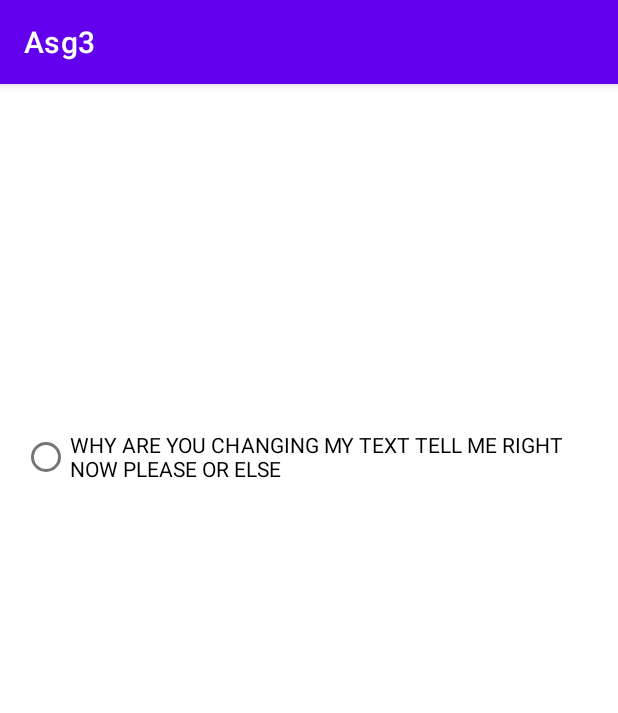
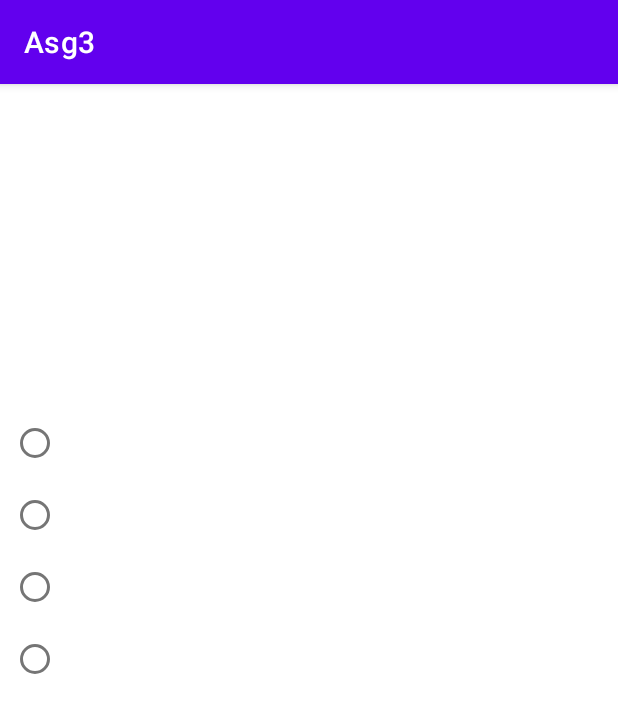
Before and after one commit to MoazShamsi/Asg3, an Android app: the quiz screen opened directly, with no data from a screen before it, on a phone screen of 412 x 824 dp. Shown: the top 713 px of the screen. Run offline under Robolectric (Android 15) with nearby library versions, the phone set to English and light mode, and no system bars.

Commit message:
designing quiz

```diff
--- a/app/src/main/java/com/example/asg3/quiz.java
+++ b/app/src/main/java/com/example/asg3/quiz.java
@@ -7,12 +7,12 @@ import android.widget.RadioButton;
 
 public class quiz extends AppCompatActivity {
 
-    RadioButton rd;
+    //RadioButton rd;
     @Override
     protected void onCreate(Bundle savedInstanceState) {
         super.onCreate(savedInstanceState);
         setContentView(R.layout.activity_quiz);
-        rd=(RadioButton) findViewById(R.id.radioButton2);
-        rd.setText("WHY ARE YOU CHANGING MY TEXT TELL ME RIGHT NOW PLEASE OR ELSE");
+        //rd=(RadioButton) findViewById(R.id.radioButton2);
+        //rd.setText("WHY ARE YOU CHANGING MY TEXT TELL ME RIGHT NOW PLEASE OR ELSE");
     }
 }
--- a/app/src/main/res/layout/activity_quiz.xml
+++ b/app/src/main/res/layout/activity_quiz.xml
@@ -7,8 +7,9 @@
     tools:context=".quiz">
 
     <RadioGroup
-        android:layout_width="381dp"
-        android:layout_height="450dp"
+        android:id="@+id/radioGroup"
+        android:layout_width="395dp"
+        android:layout_height="459dp"
         android:layout_marginStart="14dp"
         android:layout_marginEnd="16dp"
         android:layout_marginBottom="93dp"
@@ -17,10 +18,39 @@
         app:layout_constraintStart_toStartOf="parent">
 
         <RadioButton
-            android:id="@+id/radioButton2"
+            android:id="@+id/opt1"
             android:layout_width="match_parent"
             android:layout_height="wrap_content"
-            android:text="RadioButtonaaaaaaaaaaaaaaaaaaaaaaaaaaaaaaaaaaaaaaaa" />
+            android:text="@string/opt1" />
 
+        <RadioButton
+            android:id="@+id/opt2"
+            android:layout_width="match_parent"
+            android:layout_height="wrap_content"
+            android:text="@string/opt2" />
+
+        <RadioButton
+            android:id="@+id/opt3"
+            android:layout_width="match_parent"
+            android:layout_height="wrap_content"
+            android:text="@string/opt3" />
+
+        <RadioButton
+            android:id="@+id/opt4"
+            android:layout_width="match_parent"
+            android:layout_height="wrap_content"
+            android:text="@string/opt4" />
     </RadioGroup>
+
+    <TextView
+        android:id="@+id/ques"
+        android:layout_width="386dp"
+        android:layout_height="113dp"
+        android:layout_marginStart="16dp"
+        android:layout_marginEnd="9dp"
+        android:layout_marginBottom="13dp"
+        android:text="@string/ques"
+        app:layout_constraintBottom_toTopOf="@+id/radioGroup"
+        app:layout_constraintEnd_toEndOf="parent"
+        app:layout_constraintStart_toStartOf="parent" />
 </androidx.constraintlayout.widget.ConstraintLayout>
--- a/app/src/main/res/values/strings.xml
+++ b/app/src/main/res/values/strings.xml
@@ -11,4 +11,9 @@
     <string name="nit">NIT-EEYAH</string>
     <string name="lesaveyah">LESAVEYAH</string>
     <string name="ghunna">GHUNNA</string>
+    <string name="opt1" />
+    <string name="opt2" />
+    <string name="opt3" />
+    <string name="opt4" />
+    <string name="ques" />
 </resources>
```
